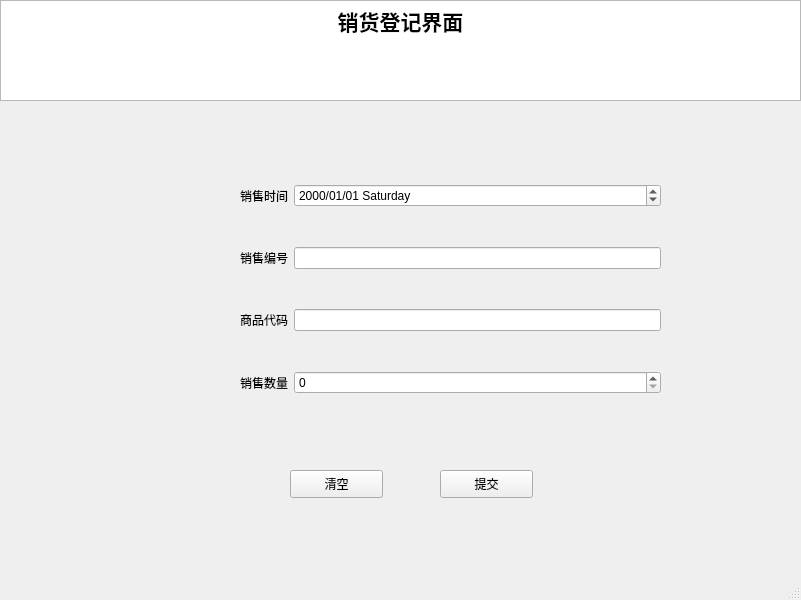
Old version of the form QtUI/UI/SaleRegisterWindow.ui in the repository A-Kaga/SuperMarket.
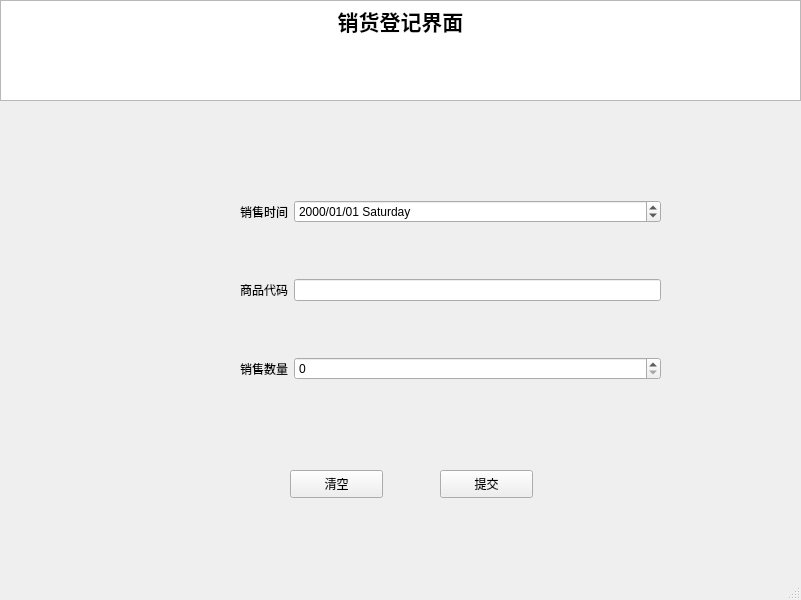
New version of the form.

The edit to the form file:
```diff
--- a/QtUI/UI/SaleRegisterWindow.ui
+++ b/QtUI/UI/SaleRegisterWindow.ui
@@ -67,34 +67,7 @@
      </rect>
     </property>
     <layout class="QGridLayout" name="gridLayout">
-     <item row="1" column="1">
-      <widget class="QLineEdit" name="SaleID_LineEdit"/>
-     </item>
-     <item row="0" column="0">
-      <widget class="QLabel" name="Time_Label">
-       <property name="text">
-        <string>销售时间</string>
-       </property>
-      </widget>
-     </item>
-     <item row="3" column="1">
-      <widget class="QSpinBox" name="Quantity_SpinBox"/>
-     </item>
      <item row="2" column="0">
-      <widget class="QLabel" name="WareID_Label">
-       <property name="text">
-        <string>商品代码</string>
-       </property>
-      </widget>
-     </item>
-     <item row="1" column="0">
-      <widget class="QLabel" name="SaleID_Label">
-       <property name="text">
-        <string>销售编号</string>
-       </property>
-      </widget>
-     </item>
-     <item row="3" column="0">
       <widget class="QLabel" name="Quantity_Label">
        <property name="text">
         <string>销售数量</string>
@@ -102,7 +75,14 @@
       </widget>
      </item>
      <item row="2" column="1">
-      <widget class="QLineEdit" name="WareID_LineEdit"/>
+      <widget class="QSpinBox" name="Quantity_SpinBox"/>
+     </item>
+     <item row="0" column="0">
+      <widget class="QLabel" name="Time_Label">
+       <property name="text">
+        <string>销售时间</string>
+       </property>
+      </widget>
      </item>
      <item row="0" column="1">
       <widget class="QDateEdit" name="dateEdit">
@@ -111,6 +91,16 @@
        </property>
       </widget>
      </item>
+     <item row="1" column="0">
+      <widget class="QLabel" name="WareID_Label">
+       <property name="text">
+        <string>商品代码</string>
+       </property>
+      </widget>
+     </item>
+     <item row="1" column="1">
+      <widget class="QLineEdit" name="WareID_LineEdit"/>
+     </item>
     </layout>
    </widget>
   </widget>
```
